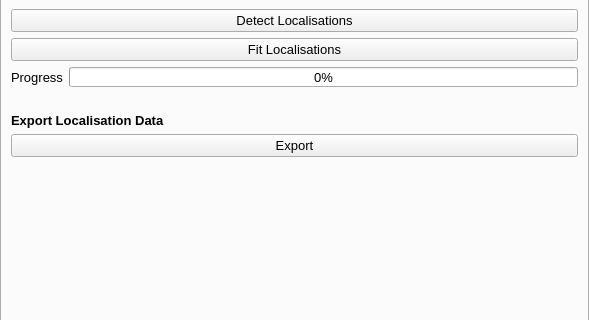
First picture: the form in src/napari_bacseg/bacseg_ui.ui, repository piedrro/napari-bacseg, before the edit; both pictures show x 0 to 589 and y 331 to 651 of the 589 by 1098 pixel window.
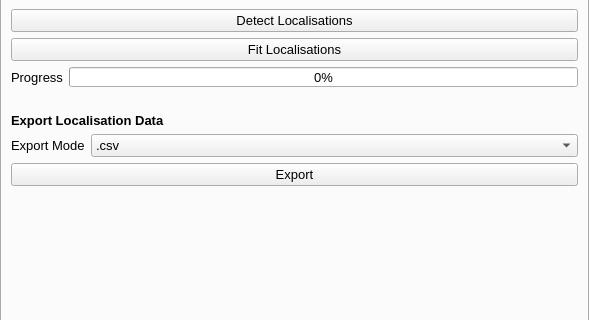
Second picture: the form after the edit. The open tabs and pages were chosen to show the change.

Commit message: Added localisation filtering algorithm

Diff of the .ui file:
```diff
--- a/src/napari_bacseg/bacseg_ui.ui
+++ b/src/napari_bacseg/bacseg_ui.ui
@@ -2719,6 +2719,31 @@
       </property>
      </widget>
     </item>
+    <item>
+     <layout class="QFormLayout" name="formLayout_30">
+      <item row="0" column="0">
+       <widget class="QLabel" name="label_119">
+        <property name="text">
+         <string>Export Mode</string>
+        </property>
+       </widget>
+      </item>
+      <item row="0" column="1">
+       <widget class="QComboBox" name="picasso_export_mode">
+        <item>
+         <property name="text">
+          <string>.csv</string>
+         </property>
+        </item>
+        <item>
+         <property name="text">
+          <string>.pos.out</string>
+         </property>
+        </item>
+       </widget>
+      </item>
+     </layout>
+    </item>
     <item>
      <widget class="QPushButton" name="picasso_export">
       <property name="text">
```
Left out of the diff: 2 changed lines with no effect on the pictures. The commit also changes 2 other files.
